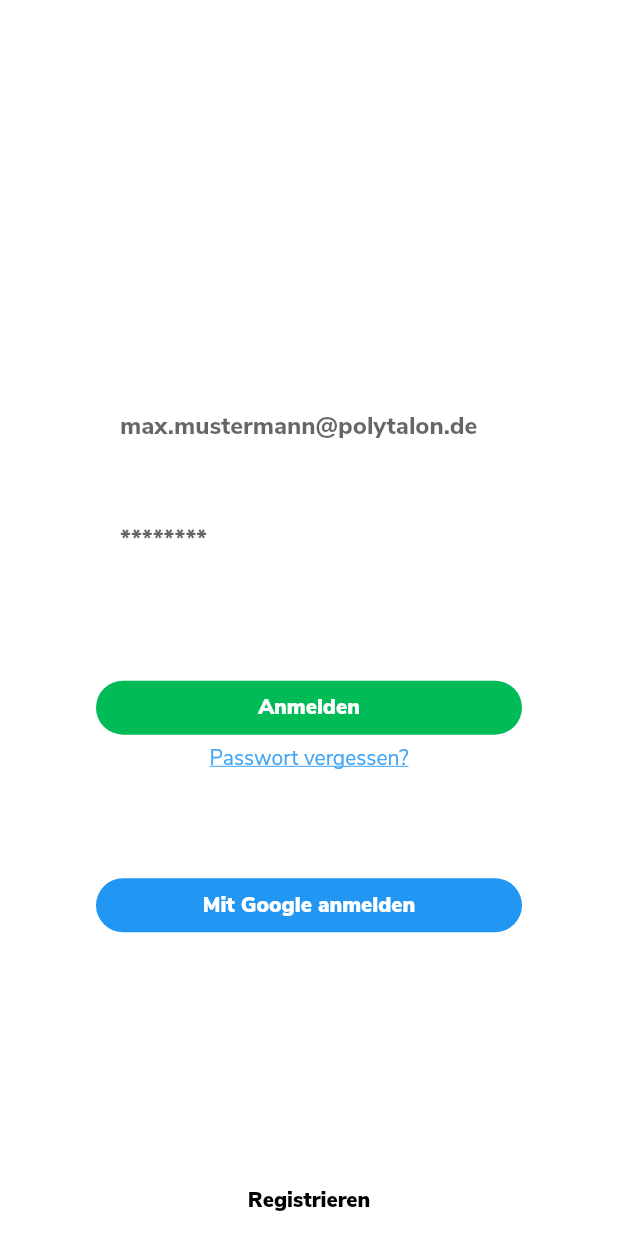
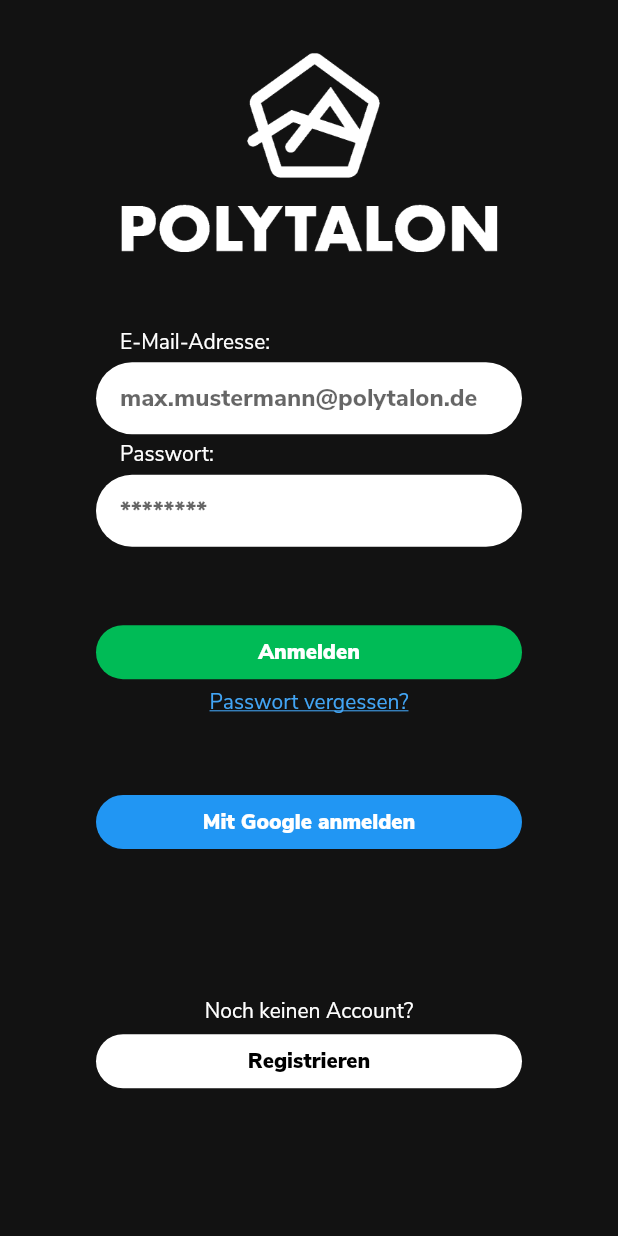
Before and after one commit to POLYTALON/climbing-gym-app, a Flutter app: the screen it shows after launch, after a tap on "Anmelden", on a phone screen of 412 x 824 dp. Run offline on Flutter 3.47's test engine with Material 2 defaults, Android fonts, the phone set to English and light mode, and no system bars.

Commit message:
Finished AppBar. Changed appearance. Added global custom constants. Added poly logo.

```diff
--- /dev/null
+++ b/lib/constants.dart
@@ -0,0 +1,5 @@
+// custom colors
+import 'package:flutter/material.dart';
+
+const Color polyGreen = Color(0xFF00bb56);
+const Color polyDark = Color(0xFF121212);
--- a/lib/screens/gyms.dart
+++ b/lib/screens/gyms.dart
@@ -1,4 +1,5 @@
 import 'package:flutter/material.dart';
+import 'package:climbing_gym_app/constants.dart' as Constants;
 
 const polyDark = Color(0x121212);
 
@@ -6,7 +7,7 @@
   @override
   Widget build(BuildContext context) {
     return Container(
-      color: polyDark,
+      color: Constants.polyDark,
     );
   }
 }
--- a/lib/screens/home.dart
+++ b/lib/screens/home.dart
@@ -1,10 +1,11 @@
 import 'package:flutter/material.dart';
+import 'package:climbing_gym_app/constants.dart' as Constants;
 
 class HomeScreen extends StatelessWidget {
   @override
   Widget build(BuildContext context) {
     return Container(
-      color: Colors.green[200],
+      color: Constants.polyDark,
     );
   }
 }
--- a/lib/screens/login.dart
+++ b/lib/screens/login.dart
@@ -1,26 +1,12 @@
 import 'package:climbing_gym_app/screens/navigationContainer.dart';
 import 'package:flutter/material.dart';
-
-MaterialColor polyGreen = MaterialColor(0x00bb56, const <int, Color>{
-  50: Color.fromRGBO(0, 187, 86, .1),
-  100: Color.fromRGBO(0, 187, 86, .2),
-  200: Color.fromRGBO(0, 187, 86, .3),
-  300: Color.fromRGBO(0, 187, 86, .4),
-  400: Color.fromRGBO(0, 187, 86, .5),
-  500: Color.fromRGBO(0, 187, 86, .6),
-  600: Color.fromRGBO(0, 187, 86, .7),
-  700: Color.fromRGBO(0, 187, 86, .8),
-  800: Color.fromRGBO(0, 187, 86, .9),
-  900: Color.fromRGBO(0, 187, 86, 1),
-});
-
-const polyDark = Color(0x121212);
+import 'package:climbing_gym_app/constants.dart' as Constants;
 
 class LoginScreen extends StatelessWidget {
   @override
   Widget build(BuildContext context) {
     return Material(
-      color: polyDark,
+      color: Constants.polyDark,
       child: Container(
         margin: const EdgeInsets.only(left: 64.0, right: 64.0, top: 32),
         child: Column(
@@ -78,7 +64,8 @@
             // Button Login
             TextButton(
               style: ButtonStyle(
-                  backgroundColor: MaterialStateProperty.all(polyGreen[900]),
+                  backgroundColor:
+                      MaterialStateProperty.all(Constants.polyGreen),
                   shape: MaterialStateProperty.all<RoundedRectangleBorder>(
                     RoundedRectangleBorder(
                         borderRadius: BorderRadius.circular(24.0)),
@@ -142,6 +129,9 @@
                   style: TextStyle(
                       color: Colors.black, fontWeight: FontWeight.w900)),
             ),
+
+            // Spacer
+            Spacer(flex: 2),
           ],
         ),
       ),
--- a/lib/screens/news.dart
+++ b/lib/screens/news.dart
@@ -1,4 +1,5 @@
 import 'package:flutter/material.dart';
+import 'package:climbing_gym_app/constants.dart' as Constants;
 
 const polyDark = Color(0x121212);
 
@@ -6,7 +7,7 @@
   @override
   Widget build(BuildContext context) {
     return Container(
-      color: polyDark,
+      color: Constants.polyDark,
     );
   }
 }
--- a/lib/screens/routes.dart
+++ b/lib/screens/routes.dart
@@ -1,12 +1,9 @@
 import 'package:flutter/material.dart';
-
-const polyDark = Color(0x121212);
+import 'package:climbing_gym_app/constants.dart' as Constants;
 
 class RoutesScreen extends StatelessWidget {
   @override
   Widget build(BuildContext context) {
-    return Container(
-      color: polyDark,
-    );
+    return Container(color: Constants.polyDark);
   }
 }
--- a/lib/screens/start.dart
+++ b/lib/screens/start.dart
@@ -1,27 +1,12 @@
 import 'package:flutter/material.dart';
-
+import 'package:climbing_gym_app/constants.dart' as Constants;
 import 'login.dart';
-
-MaterialColor polyGreen = MaterialColor(0x00bb56, const <int, Color>{
-  50: Color.fromRGBO(0, 187, 86, .1),
-  100: Color.fromRGBO(0, 187, 86, .2),
-  200: Color.fromRGBO(0, 187, 86, .3),
-  300: Color.fromRGBO(0, 187, 86, .4),
-  400: Color.fromRGBO(0, 187, 86, .5),
-  500: Color.fromRGBO(0, 187, 86, .6),
-  600: Color.fromRGBO(0, 187, 86, .7),
-  700: Color.fromRGBO(0, 187, 86, .8),
-  800: Color.fromRGBO(0, 187, 86, .9),
-  900: Color.fromRGBO(0, 187, 86, 1),
-});
-
-const polyDark = Color(0x121212);
 
 class StartScreen extends StatelessWidget {
   @override
   Widget build(BuildContext context) {
     return Material(
-      color: polyDark,
+      color: Constants.polyDark,
       child: Container(
         margin: const EdgeInsets.only(left: 64.0, right: 64.0, top: 32),
         child: Column(
@@ -47,7 +32,8 @@
             // Buttons
             TextButton(
               style: ButtonStyle(
-                  backgroundColor: MaterialStateProperty.all(polyGreen[900]),
+                  backgroundColor:
+                      MaterialStateProperty.all(Constants.polyGreen),
                   shape: MaterialStateProperty.all<RoundedRectangleBorder>(
                     RoundedRectangleBorder(
                         borderRadius: BorderRadius.circular(24.0)),
@@ -91,6 +77,9 @@
                   style: TextStyle(
                       color: Colors.white, fontWeight: FontWeight.w900)),
             ),
+
+            // Spacer
+            Spacer(flex: 2),
           ],
         ),
       ),
--- a/pubspec.yaml
+++ b/pubspec.yaml
@@ -49,6 +49,7 @@
 
   assets:
     - assets/img/polytalon_logo.png
+    - assets/img/polytalon_logo_notext.png
   # To add assets to your application, add an assets section, like this:
   # assets:
   #   - images/a_dot_burr.jpeg
```
Also changed, not shown: lib/screens/navigationContainer.dart (+31 -4 lines), assets/img/polytalon_logo_notext.png (added).
